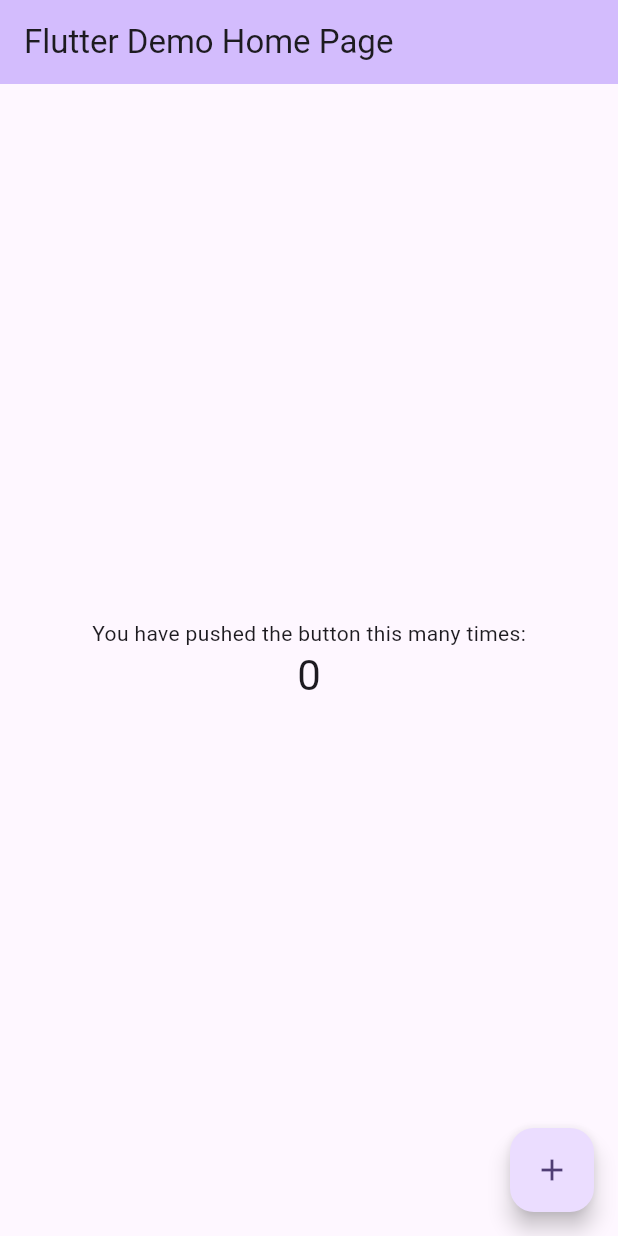
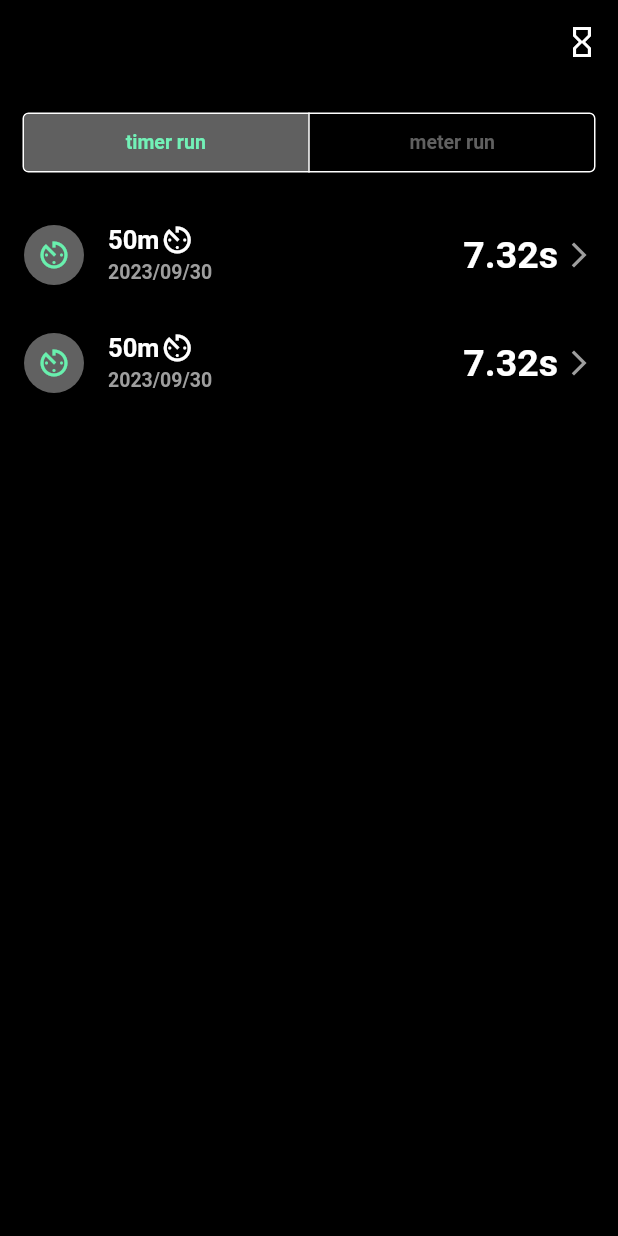
Before and after one commit to Yamasaki-pan961/flutter_for_hackathon, a Flutter app: the screen it shows after launch, on a phone screen of 412 x 824 dp. Run offline on Flutter 3.47's test engine with Material 2 defaults, Android fonts, the phone set to English and light mode, and no system bars; our stand-ins replace fl_chart.

Commit message:
add: 履歴画面と履歴詳細画面を作成しました。

```diff
--- /dev/null
+++ b/lib/common/theme/app_spaces.dart
@@ -0,0 +1,27 @@
+import 'package:flutter/widgets.dart';
+
+class AppSpaces {
+  const AppSpaces._();
+
+  static const SizedBox horizontal_4 = SizedBox(width: 4);
+  static const SizedBox horizontal_8 = SizedBox(width: 8);
+  static const SizedBox horizontal_10 = SizedBox(width: 10);
+  static const SizedBox horizontal_12 = SizedBox(width: 12);
+  static const SizedBox horizontal_16 = SizedBox(width: 16);
+  static const SizedBox horizontal_20 = SizedBox(width: 20);
+  static const SizedBox horizontal_40 = SizedBox(width: 40);
+  static const SizedBox horizontal_60 = SizedBox(width: 60);
+
+  static const SizedBox vertical_5 = SizedBox(height: 5);
+  static const SizedBox vertical_8 = SizedBox(height: 8);
+  static const SizedBox vertical_10 = SizedBox(height: 10);
+  static const SizedBox vertical_16 = SizedBox(height: 16);
+  static const SizedBox vertical_20 = SizedBox(height: 20);
+  static const SizedBox vertical_24 = SizedBox(height: 24);
+  static const SizedBox vertical_30 = SizedBox(height: 30);
+  static const SizedBox vertical_40 = SizedBox(height: 40);
+  static const SizedBox vertical_80 = SizedBox(height: 80);
+  static const SizedBox vertical_82 = SizedBox(height: 82);
+  static const SizedBox vertical_100 = SizedBox(height: 100);
+  static const SizedBox vertical_200 = SizedBox(height: 200);
+}
--- /dev/null
+++ b/lib/feature/component/record_cell.dart
@@ -0,0 +1,77 @@
+import 'package:flutter/material.dart';
+import 'package:flutter_template_for_hackathon/common/theme/app_spaces.dart';
+
+class RecordCell extends StatelessWidget {
+  const RecordCell({
+    Key? key,
+    required this.icon,
+    required this.time,
+    required this.distance,
+    required this.date,
+    required this.onTap,
+  }) : super(key: key);
+
+  final IconData icon;
+  final String time;
+  final String distance;
+  final String date;
+  final VoidCallback onTap;
+
+  @override
+  Widget build(BuildContext context) {
+    return ListTile(
+      onTap: onTap,
+      leading: CircleAvatar(
+        backgroundColor: Colors.grey.shade700,
+        radius: 20,
+        child: Icon(
+          icon,
+          color: Colors.greenAccent,
+        ),
+      ),
+      title: Row(
+        children: [
+          Text(
+            distance,
+            style: const TextStyle(
+              fontSize: 17,
+              fontWeight: FontWeight.bold,
+              color: Colors.white,
+            ),
+          ),
+          Icon(
+            icon,
+            color: Colors.white,
+          ),
+        ],
+      ),
+      subtitle: Text(
+        date,
+        style: const TextStyle(
+          color: Colors.grey,
+          fontSize: 13,
+          fontWeight: FontWeight.bold,
+        ),
+      ),
+      trailing: Wrap(
+        crossAxisAlignment: WrapCrossAlignment.center,
+        children: [
+          Text(
+            time,
+            style: const TextStyle(
+              color: Colors.white,
+              fontWeight: FontWeight.bold,
+              fontSize: 25,
+            ),
+          ),
+          AppSpaces.horizontal_4,
+          const Icon(
+            Icons.arrow_forward_ios,
+            color: Colors.grey,
+            size: 20,
+          ),
+        ],
+      ),
+    );
+  }
+}
--- /dev/null
+++ b/lib/feature/ui/record/record_view.dart
@@ -0,0 +1,160 @@
+import 'package:flutter/material.dart';
+import 'package:flutter_template_for_hackathon/feature/component/record_cell.dart';
+import 'package:flutter_template_for_hackathon/feature/ui/record/children/empty_screen.dart';
+import 'package:flutter_template_for_hackathon/feature/ui/record/record_detail_view.dart';
+
+class RecordView extends StatefulWidget {
+  const RecordView({Key? key}) : super(key: key);
+
+  @override
+  State<RecordView> createState() => _RecordViewState();
+}
+
+class _RecordViewState extends State<RecordView> {
+  Set<int> tab = {0};
+
+  @override
+  Widget build(BuildContext context) {
+    return Scaffold(
+      backgroundColor: Colors.black,
+      appBar: AppBar(
+        elevation: 0,
+        backgroundColor: Colors.black,
+        actions: [
+          //TODO emptyの画面を仮に出している。
+          IconButton(
+            onPressed: () {
+              Navigator.push(
+                context,
+                MaterialPageRoute(
+                  builder: (context) => const EmptyScreen(),
+                ),
+              );
+            },
+            icon: const Icon(Icons.hourglass_empty),
+          ),
+        ],
+      ),
+      body: Column(
+        children: [
+          Container(
+            padding: const EdgeInsets.all(15),
+            width: double.infinity,
+            child: SegmentedButton<int>(
+              style: ButtonStyle(
+                shape: MaterialStateProperty.all<RoundedRectangleBorder>(
+                  RoundedRectangleBorder(
+                    borderRadius: BorderRadius.circular(4),
+                  ),
+                ),
+                foregroundColor: MaterialStateProperty.resolveWith<Color>(
+                  (Set<MaterialState> states) {
+                    if (states.contains(MaterialState.selected)) {
+                      return const Color(0xFF72F1B7);
+                    }
+                    return const Color(0xFF606060);
+                  },
+                ),
+                backgroundColor: MaterialStateProperty.resolveWith<Color>(
+                  (Set<MaterialState> states) {
+                    if (states.contains(MaterialState.selected)) {
+                      return const Color(0xFF606060);
+                    }
+                    return Colors.black;
+                  },
+                ),
+              ),
+              onSelectionChanged: (value) {
+                setState(() {
+                  tab = value;
+                });
+              },
+              showSelectedIcon: false,
+              segments: const [
+                ButtonSegment(
+                  value: 0,
+                  label: Padding(
+                    padding: EdgeInsets.symmetric(horizontal: 16.0),
+                    child: Text(
+                      'timer run',
+                      style: TextStyle(
+                        fontSize: 13,
+                        fontWeight: FontWeight.bold,
+                      ),
+                    ),
+                  ),
+                ),
+                ButtonSegment(
+                  value: 1,
+                  label: Padding(
+                    padding: EdgeInsets.symmetric(horizontal: 16.0),
+                    child: Text(
+                      'meter run',
+                      style: TextStyle(
+                        fontSize: 13,
+                        fontWeight: FontWeight.bold,
+                      ),
+                    ),
+                  ),
+                )
+              ],
+              selected: tab,
+            ),
+          ),
+          _recordBody(tab.single),
+        ],
+      ),
+    );
+  }
+}
+
+Widget _recordBody(
+  int value,
+) {
+  //TODO あとでモデルを入れる修正をする
+  if (value == 0) {
+    return Expanded(
+      child: ListView.builder(
+        itemCount: 2,
+        itemBuilder: (context, index) {
+          return RecordCell(
+            time: '7.32s',
+            icon: Icons.av_timer,
+            distance: '50m',
+            date: '2023/09/30',
+            onTap: () {
+              Navigator.push(
+                context,
+                MaterialPageRoute(
+                  builder: (context) => const RecordDetailView(),
+                ),
+              );
+            },
+          );
+        },
+      ),
+    );
+  } else {
+    return Expanded(
+      child: ListView.builder(
+        itemCount: 2,
+        itemBuilder: (context, index) {
+          return RecordCell(
+            time: '7.32s',
+            icon: Icons.directions_run,
+            distance: '50m',
+            date: '2023/09/30',
+            onTap: () {
+              Navigator.push(
+                context,
+                MaterialPageRoute(
+                  builder: (context) => const RecordDetailView(),
+                ),
+              );
+            },
+          );
+        },
+      ),
+    );
+  }
+}
--- a/lib/main.dart
+++ b/lib/main.dart
@@ -1,4 +1,5 @@
 import 'package:flutter/material.dart';
+import 'package:flutter_template_for_hackathon/feature/ui/record/record_view.dart';
 
 void main() {
   runApp(const MyApp());
@@ -10,18 +11,15 @@ class MyApp extends StatelessWidget {
   @override
   Widget build(BuildContext context) {
     return MaterialApp(
-      title: 'Flutter Demo',
-      theme: ThemeData(
-        colorScheme: ColorScheme.fromSeed(seedColor: Colors.deepPurple),
-        useMaterial3: true,
-      ),
-      home: const MyHomePage(title: 'Flutter Demo Home Page'),
-    );
+        darkTheme: ThemeData.dark(),
+        theme: ThemeData.dark(),
+        home: const RecordView());
   }
 }
 
 class MyHomePage extends StatefulWidget {
   const MyHomePage({super.key, required this.title});
+
   final String title;
 
   @override
```
Also changed, not shown: lib/feature/ui/record/children/empty_screen.dart (added, +48 -0 lines), lib/feature/ui/record/record_detail_view.dart (added, +311 -0 lines), assets/vector.png (added).
